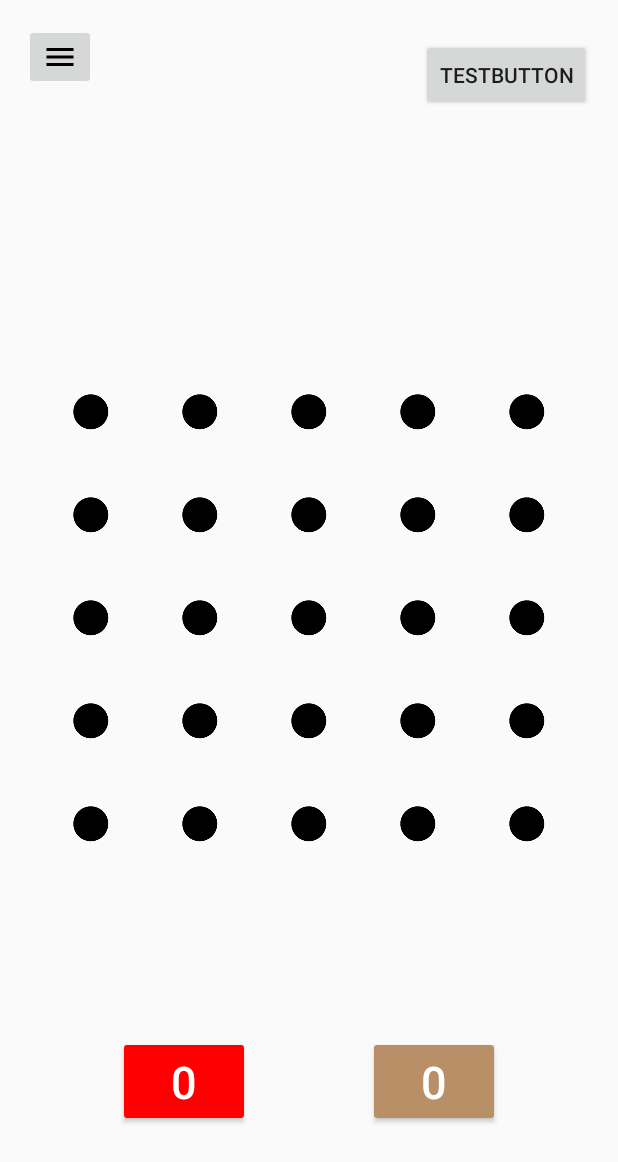
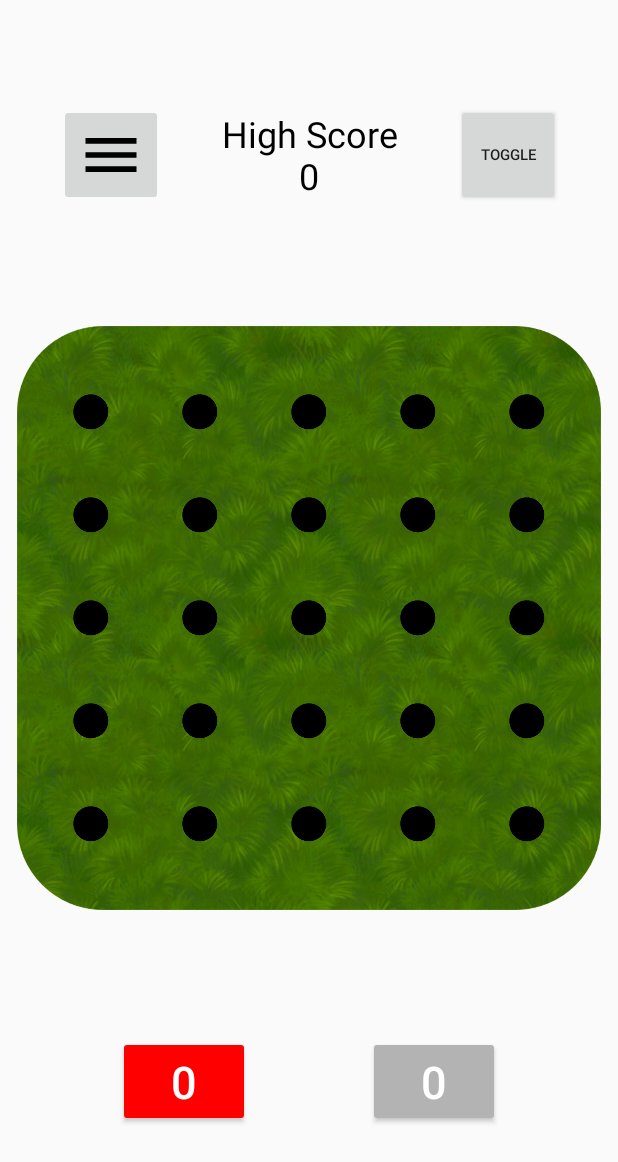
Before and after one commit to petreman/AUCSC-220-2019-Term-Project, an Android app: the screen it shows after launch (MainActivity), on a phone screen of 412 x 824 dp. Shown: the top 1162 px of the screen. Run offline under Robolectric (Android 15) with nearby library versions, the phone set to English and light mode, and no system bars.

Commit message:
Added a background to the grid

```diff
--- a/app/src/main/res/layout/content_main.xml
+++ b/app/src/main/res/layout/content_main.xml
@@ -7,12 +7,15 @@
 
     <ImageButton
         android:id="@+id/hamMenuButton"
-        android:layout_width="wrap_content"
-        android:layout_height="wrap_content"
-        android:layout_marginStart="16dp"
-        android:layout_marginTop="16dp"
+        android:layout_width="69dp"
+        android:layout_height="68dp"
+        android:layout_weight="1"
         android:contentDescription="@string/menu"
+        android:scaleType="fitCenter"
         android:src="@drawable/ic_ham_menu"
+        app:layout_constraintBottom_toTopOf="@+id/fragment_container"
+        app:layout_constraintEnd_toStartOf="@+id/textView"
+        app:layout_constraintHorizontal_bias="0.5"
         app:layout_constraintStart_toStartOf="parent"
         app:layout_constraintTop_toTopOf="parent" />
 
@@ -22,18 +25,23 @@
         android:layout_height="0dp"
         android:layout_marginTop="80dp"
         android:layout_marginBottom="80dp"
+        android:background="@drawable/g"
         app:layout_constraintBottom_toBottomOf="parent"
         app:layout_constraintDimensionRatio="w,1:1"
+        app:layout_constraintEnd_toEndOf="parent"
+        app:layout_constraintStart_toStartOf="parent"
         app:layout_constraintTop_toTopOf="parent" />
 
     <Button
         android:id="@+id/testButton"
-        android:layout_width="wrap_content"
-        android:layout_height="wrap_content"
-        android:layout_marginTop="26dp"
-        android:layout_marginEnd="18dp"
-        android:text="testButton"
+        android:layout_width="69dp"
+        android:layout_height="68dp"
+        android:text="Toggle"
+        android:textSize="10sp"
+        app:layout_constraintBottom_toTopOf="@+id/fragment_container"
         app:layout_constraintEnd_toEndOf="parent"
+        app:layout_constraintHorizontal_bias="0.5"
+        app:layout_constraintStart_toEndOf="@+id/textView"
         app:layout_constraintTop_toTopOf="parent" />
 
     <Button
@@ -62,4 +70,18 @@
         app:layout_constraintStart_toEndOf="@+id/p1ScoreButton"
         app:layout_constraintTop_toBottomOf="@+id/fragment_container" />
 
+    <TextView
+        android:id="@+id/textView"
+        android:layout_width="wrap_content"
+        android:layout_height="wrap_content"
+        android:text="High Score\n0"
+        android:textAlignment="center"
+        android:textColor="@android:color/primary_text_light_nodisable"
+        android:textSize="24sp"
+        app:layout_constraintBottom_toTopOf="@+id/fragment_container"
+        app:layout_constraintEnd_toStartOf="@+id/testButton"
+        app:layout_constraintHorizontal_bias="0.5"
+        app:layout_constraintStart_toEndOf="@+id/hamMenuButton"
+        app:layout_constraintTop_toTopOf="parent" />
+
 </androidx.constraintlayout.widget.ConstraintLayout>
```
Also changed, not shown: app/src/main/res/layout/activity_about.xml (+36 -0 lines), app/src/main/res/values/colors.xml (+5 -2 lines), app/src/main/res/drawable/clean_background.jpg (deleted), app/src/main/res/drawable/g.png (added), app/src/main/res/drawable/grass2.jpg (added).
